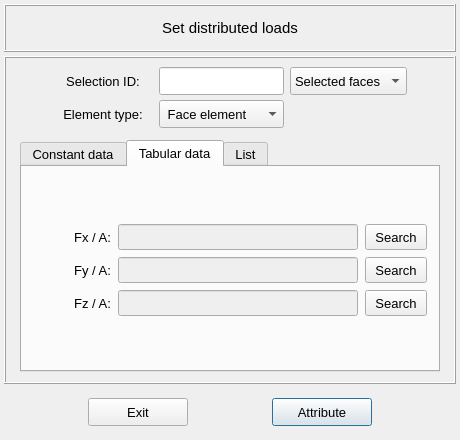
Old version of the form vibra/interface/data/ui_files/model/setup/structural/distributed_loads_inputs.ui in the repository MOPT-UFSC/VIBRA.
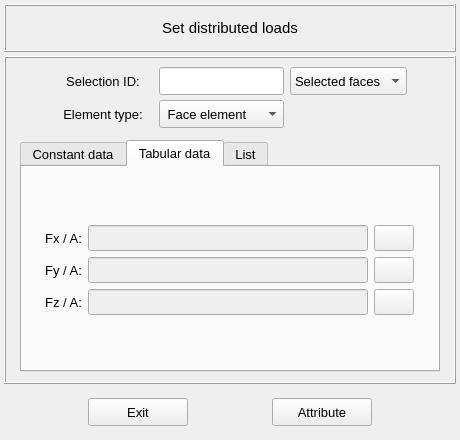
New version of the form. The open tabs and pages were chosen to show the change. Icons and pictures are not drawn.

The edit to the form file:
```diff
--- a/vibra/interface/data/ui_files/model/setup/structural/distributed_loads_inputs.ui
+++ b/vibra/interface/data/ui_files/model/setup/structural/distributed_loads_inputs.ui
@@ -1022,26 +1022,23 @@
                 <property name="bottomMargin">
                  <number>2</number>
                 </property>
-                <property name="horizontalSpacing">
-                 <number>4</number>
+                <property name="spacing">
+                 <number>6</number>
                 </property>
-                <property name="verticalSpacing">
-                 <number>7</number>
-                </property>
-                <item row="0" column="1">
+                <item row="0" column="2">
                  <widget class="QLineEdit" name="lineEdit_path_table_Fx">
                   <property name="enabled">
                    <bool>false</bool>
                   </property>
                   <property name="minimumSize">
                    <size>
-                    <width>210</width>
+                    <width>280</width>
                     <height>26</height>
                    </size>
                   </property>
                   <property name="maximumSize">
                    <size>
-                    <width>240</width>
+                    <width>280</width>
                     <height>26</height>
                    </size>
                   </property>
@@ -1053,7 +1050,7 @@
                   </property>
                  </widget>
                 </item>
-                <item row="0" column="0">
+                <item row="0" column="1">
                  <widget class="QLabel" name="label_table_Fx">
                   <property name="enabled">
                    <bool>true</bool>
@@ -1083,43 +1080,7 @@
                   </property>
                  </widget>
                 </item>
-                <item row="0" column="2">
-                 <widget class="QPushButton" name="pushButton_load_Fx_table">
-                  <property name="enabled">
-                   <bool>true</bool>
-                  </property>
-                  <property name="sizePolicy">
-                   <sizepolicy hsizetype="Expanding" vsizetype="Fixed">
-                    <horstretch>0</horstretch>
-                    <verstretch>0</verstretch>
-                   </sizepolicy>
-                  </property>
-                  <property name="minimumSize">
-                   <size>
-                    <width>62</width>
-                    <height>26</height>
-                   </size>
-                  </property>
-                  <property name="maximumSize">
-                   <size>
-                    <width>62</width>
-                    <height>26</height>
-                   </size>
-                  </property>
-                  <property name="font">
-                   <font>
-                    <pointsize>10</pointsize>
-                   </font>
-                  </property>
-                  <property name="styleSheet">
-                   <string notr="true"/>
-                  </property>
-                  <property name="text">
-                   <string>Search</string>
-                  </property>
-                 </widget>
-                </item>
-                <item row="1" column="0">
+                <item row="1" column="1">
                  <widget class="QLabel" name="label_table_Fy">
                   <property name="enabled">
                    <bool>true</bool>
@@ -1149,50 +1110,20 @@
                   </property>
                  </widget>
                 </item>
-                <item row="2" column="0">
-                 <widget class="QLabel" name="label_table_Fz">
-                  <property name="enabled">
-                   <bool>true</bool>
-                  </property>
-                  <property name="minimumSize">
-                   <size>
-                    <width>0</width>
-                    <height>26</height>
-                   </size>
-                  </property>
-                  <property name="maximumSize">
-                   <size>
-                    <width>80</width>
-                    <height>26</height>
-                   </size>
-                  </property>
-                  <property name="font">
-                   <font>
-                    <pointsize>10</pointsize>
-                   </font>
-                  </property>
-                  <property name="text">
-                   <string>Fz / A:</string>
-                  </property>
-                  <property name="alignment">
-                   <set>Qt::AlignRight|Qt::AlignTrailing|Qt::AlignVCenter</set>
-                  </property>
-                 </widget>
-                </item>
-                <item row="1" column="1">
+                <item row="1" column="2">
                  <widget class="QLineEdit" name="lineEdit_path_table_Fy">
                   <property name="enabled">
                    <bool>false</bool>
                   </property>
                   <property name="minimumSize">
                    <size>
-                    <width>210</width>
+                    <width>280</width>
                     <height>26</height>
                    </size>
                   </property>
                   <property name="maximumSize">
                    <size>
-                    <width>240</width>
+                    <width>280</width>
                     <height>26</height>
                    </size>
                   </property>
@@ -1204,20 +1135,99 @@
                   </property>
                  </widget>
                 </item>
+                <item row="0" column="3">
+                 <widget class="QPushButton" name="pushButton_load_Fx_table">
+                  <property name="enabled">
+                   <bool>true</bool>
+                  </property>
+                  <property name="sizePolicy">
+                   <sizepolicy hsizetype="Expanding" vsizetype="Fixed">
+                    <horstretch>0</horstretch>
+                    <verstretch>0</verstretch>
+                   </sizepolicy>
+                  </property>
+                  <property name="minimumSize">
+                   <size>
+                    <width>40</width>
+                    <height>26</height>
+                   </size>
+                  </property>
+                  <property name="maximumSize">
+                   <size>
+                    <width>40</width>
+                    <height>26</height>
+                   </size>
+                  </property>
+                  <property name="font">
+                   <font>
+                    <pointsize>10</pointsize>
+                   </font>
+                  </property>
+                  <property name="styleSheet">
+                   <string notr="true"/>
+                  </property>
+                  <property name="text">
+                   <string/>
+                  </property>
+                  <property name="icon">
+                   <iconset resource="../../../../icons/resources.qrc">
+                    <normaloff>:/icons/document_search_blue.png</normaloff>:/icons/document_search_blue.png</iconset>
+                  </property>
+                  <property name="iconSize">
+                   <size>
+                    <width>20</width>
+                    <height>20</height>
+                   </size>
+                  </property>
+                  <property name="autoDefault">
+                   <bool>false</bool>
+                  </property>
+                 </widget>
+                </item>
                 <item row="2" column="1">
+                 <widget class="QLabel" name="label_table_Fz">
+                  <property name="enabled">
+                   <bool>true</bool>
+                  </property>
+                  <property name="minimumSize">
+                   <size>
+                    <width>0</width>
+                    <height>26</height>
+                   </size>
+                  </property>
+                  <property name="maximumSize">
+                   <size>
+                    <width>80</width>
+                    <height>26</height>
+                   </size>
+                  </property>
+                  <property name="font">
+                   <font>
+                    <pointsize>10</pointsize>
+                   </font>
+                  </property>
+                  <property name="text">
+                   <string>Fz / A:</string>
+                  </property>
+                  <property name="alignment">
+                   <set>Qt::AlignRight|Qt::AlignTrailing|Qt::AlignVCenter</set>
+                  </property>
+                 </widget>
+                </item>
+                <item row="2" column="2">
                  <widget class="QLineEdit" name="lineEdit_path_table_Fz">
                   <property name="enabled">
                    <bool>false</bool>
                   </property>
                   <property name="minimumSize">
                    <size>
-                    <width>210</width>
+                    <width>280</width>
                     <height>26</height>
                    </size>
                   </property>
                   <property name="maximumSize">
                    <size>
-                    <width>240</width>
+                    <width>280</width>
                     <height>26</height>
                    </size>
                   </property>
@@ -1229,7 +1239,7 @@
                   </property>
                  </widget>
                 </item>
-                <item row="1" column="2">
+                <item row="1" column="3">
                  <widget class="QPushButton" name="pushButton_load_Fy_table">
                   <property name="enabled">
                    <bool>true</bool>
@@ -1242,13 +1252,13 @@
                   </property>
                   <property name="minimumSize">
                    <size>
-                    <width>62</width>
+                    <width>40</width>
                     <height>26</height>
                    </size>
                   </property>
                   <property name="maximumSize">
                    <size>
-                    <width>62</width>
+                    <width>40</width>
                     <height>26</height>
                    </size>
                   </property>
@@ -1261,11 +1271,24 @@
                    <string notr="true"/>
                   </property>
                   <property name="text">
-                   <string>Search</string>
+                   <string/>
+                  </property>
+                  <property name="icon">
+                   <iconset resource="../../../../icons/resources.qrc">
+                    <normaloff>:/icons/document_search_blue.png</normaloff>:/icons/document_search_blue.png</iconset>
+                  </property>
+                  <property name="iconSize">
+                   <size>
+                    <width>20</width>
+                    <height>20</height>
+                   </size>
+                  </property>
+                  <property name="autoDefault">
+                   <bool>false</bool>
                   </property>
                  </widget>
                 </item>
-                <item row="2" column="2">
+                <item row="2" column="3">
                  <widget class="QPushButton" name="pushButton_load_Fz_table">
                   <property name="enabled">
                    <bool>true</bool>
@@ -1278,13 +1301,13 @@
                   </property>
                   <property name="minimumSize">
                    <size>
-                    <width>62</width>
+                    <width>40</width>
                     <height>26</height>
                    </size>
                   </property>
                   <property name="maximumSize">
                    <size>
-                    <width>62</width>
+                    <width>40</width>
                     <height>26</height>
                    </size>
                   </property>
@@ -1297,10 +1320,49 @@
                    <string notr="true"/>
                   </property>
                   <property name="text">
-                   <string>Search</string>
+                   <string/>
+                  </property>
+                  <property name="icon">
+                   <iconset resource="../../../../icons/resources.qrc">
+                    <normaloff>:/icons/document_search_blue.png</normaloff>:/icons/document_search_blue.png</iconset>
+                  </property>
+                  <property name="iconSize">
+                   <size>
+                    <width>20</width>
+                    <height>20</height>
+                   </size>
+                  </property>
+                  <property name="autoDefault">
+                   <bool>false</bool>
                   </property>
                  </widget>
                 </item>
+                <item row="0" column="4">
+                 <spacer name="horizontalSpacer_3">
+                  <property name="orientation">
+                   <enum>Qt::Horizontal</enum>
+                  </property>
+                  <property name="sizeHint" stdset="0">
+                   <size>
+                    <width>40</width>
+                    <height>20</height>
+                   </size>
+                  </property>
+                 </spacer>
+                </item>
+                <item row="0" column="0">
+                 <spacer name="horizontalSpacer_4">
+                  <property name="orientation">
+                   <enum>Qt::Horizontal</enum>
+                  </property>
+                  <property name="sizeHint" stdset="0">
+                   <size>
+                    <width>40</width>
+                    <height>20</height>
+                   </size>
+                  </property>
+                 </spacer>
+                </item>
                </layout>
               </widget>
              </item>
@@ -1635,7 +1697,7 @@
          <bool>false</bool>
         </property>
         <property name="default">
-         <bool>true</bool>
+         <bool>false</bool>
         </property>
        </widget>
       </item>
```
